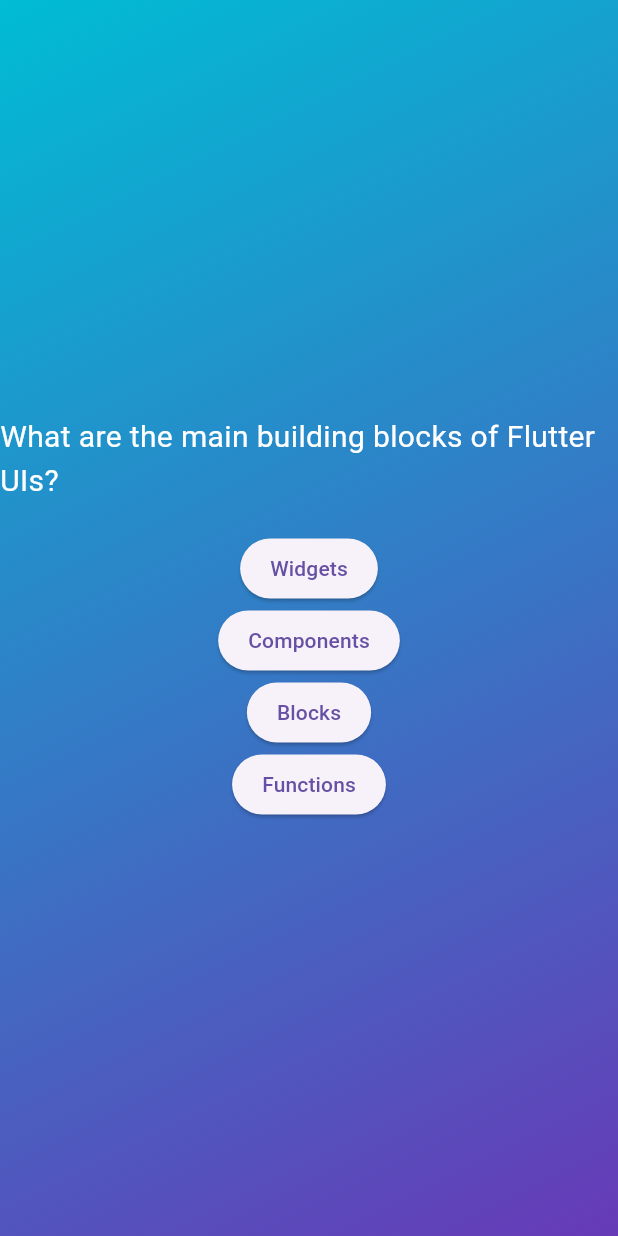
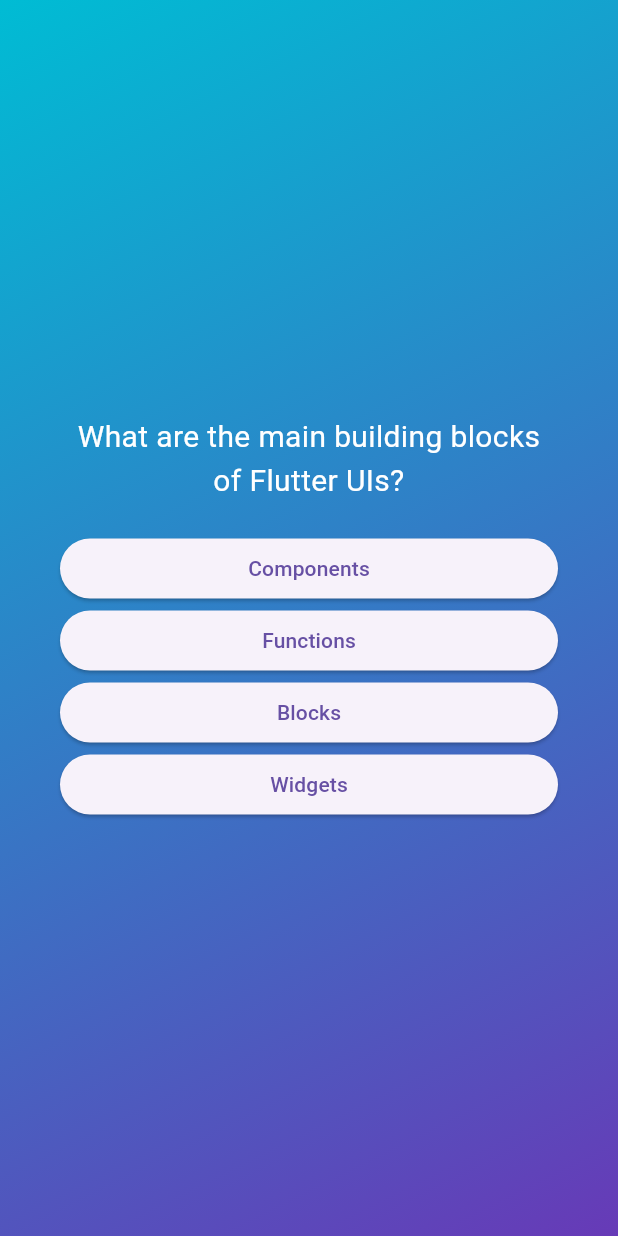
Before and after one commit to PhyoeThantKo/quiz-app, a Flutter app: the screen it shows after launch, after a tap on "Start Quiz", on a phone screen of 412 x 824 dp. Run offline on Flutter 3.47's test engine with Material 3 defaults, Android fonts, the phone set to English and light mode, and no system bars; our stand-ins replace google_fonts; Roboto replaces fonts that are missing (Amiko).

Commit message:
Shuffled the Answers

```diff
--- a/lib/answer_button.dart
+++ b/lib/answer_button.dart
@@ -1,15 +1,15 @@
 import 'package:flutter/material.dart';
 
 class AnswerButton extends StatelessWidget {
-  const AnswerButton(this.answerText, this.onTab, {super.key});
+  const AnswerButton(this.answerText, this.onTap, {super.key});
 
   final String answerText;
-  final void Function() onTab;
+  final void Function() onTap;
 
   @override
   Widget build(BuildContext context) {
     return ElevatedButton(
-      onPressed: onTab,
+      onPressed: onTap,
       style: ElevatedButton.styleFrom(
         padding: EdgeInsets.symmetric(vertical: 10, horizontal: 20),
       ),
--- a/lib/model/quiz_question.dart
+++ b/lib/model/quiz_question.dart
@@ -3,4 +3,10 @@
 
   final String text;
   final List<String> answers;
+
+  List<String> getShuffledAnswers() {
+    final shuffledList = List.of(answers);
+    shuffledList.shuffle();
+    return shuffledList;
+  }
 }
--- a/lib/questions_screen.dart
+++ b/lib/questions_screen.dart
@@ -19,19 +19,24 @@
   Widget build(BuildContext context) {
     return SizedBox(
       width: double.infinity,
+      child: Container(
+        margin: EdgeInsets.all(40),
         child: Column(
           mainAxisAlignment: MainAxisAlignment.center,
+          crossAxisAlignment: CrossAxisAlignment.stretch,
           children: [
             Text(
               currentQuestion.text,
               style: GoogleFonts.amiko(fontSize: 20, color: Colors.white),
+              textAlign: TextAlign.center,
             ),
             SizedBox(height: 20),
-          ...currentQuestion.answers.map((answer) {
+            ...currentQuestion.getShuffledAnswers().map((answer) {
               return AnswerButton(answer, () {});
             }),
           ],
         ),
+      ),
     );
   }
 }
```
Lines whose indentation alone changed are shown as unchanged.
